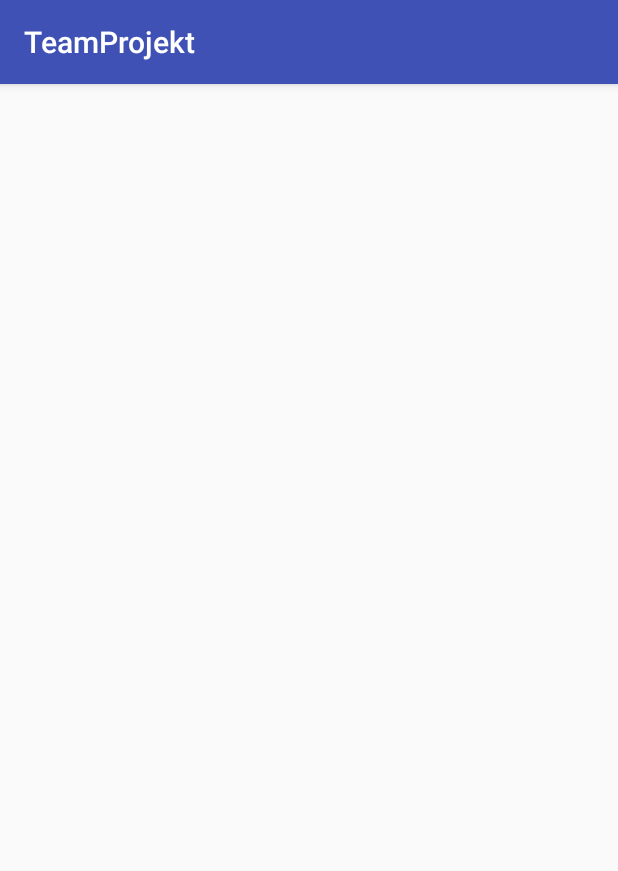
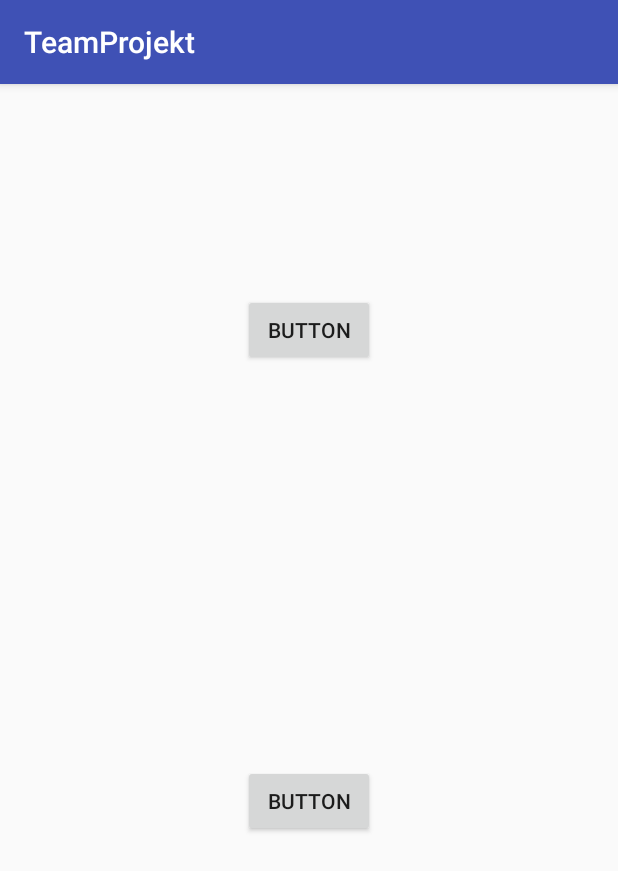
Before and after one commit to AlexZoehrer1/TeamProjekt, an Android app: the SecondActivity screen opened directly, with no data from a screen before it, on a phone screen of 412 x 824 dp. Shown: the top 871 px of the screen. Run offline under Robolectric (Android 15) with nearby library versions, the phone set to English and light mode, and no system bars.

Commit message:
Second Activity 2 Button Commit

```diff
--- a/app/src/main/res/layout/activity_second.xml
+++ b/app/src/main/res/layout/activity_second.xml
@@ -6,4 +6,29 @@
     android:layout_height="match_parent"
     tools:context=".SecondActivity">
 
+    <Button
+        android:id="@+id/button"
+        android:layout_width="wrap_content"
+        android:layout_height="wrap_content"
+        android:layout_marginEnd="8dp"
+        android:layout_marginStart="8dp"
+        android:layout_marginTop="140dp"
+        android:text="Button"
+        app:layout_constraintEnd_toEndOf="parent"
+        app:layout_constraintStart_toStartOf="parent"
+        app:layout_constraintTop_toTopOf="parent" />
+
+    <Button
+        android:id="@+id/button2"
+        android:layout_width="wrap_content"
+        android:layout_height="wrap_content"
+        android:layout_marginBottom="8dp"
+        android:layout_marginEnd="8dp"
+        android:layout_marginStart="8dp"
+        android:layout_marginTop="8dp"
+        android:text="Button"
+        app:layout_constraintBottom_toBottomOf="parent"
+        app:layout_constraintEnd_toEndOf="parent"
+        app:layout_constraintStart_toStartOf="parent"
+        app:layout_constraintTop_toBottomOf="@+id/button" />
 </android.support.constraint.ConstraintLayout>
```
